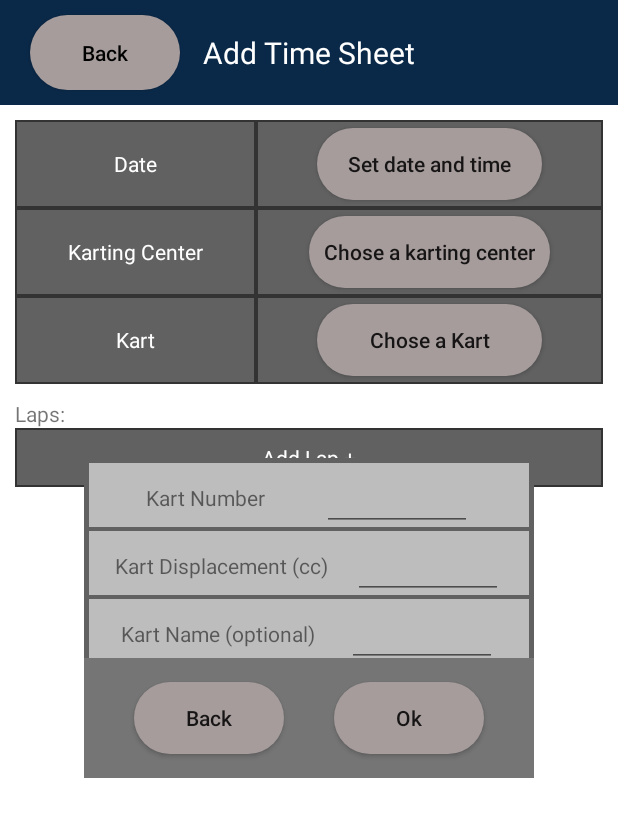
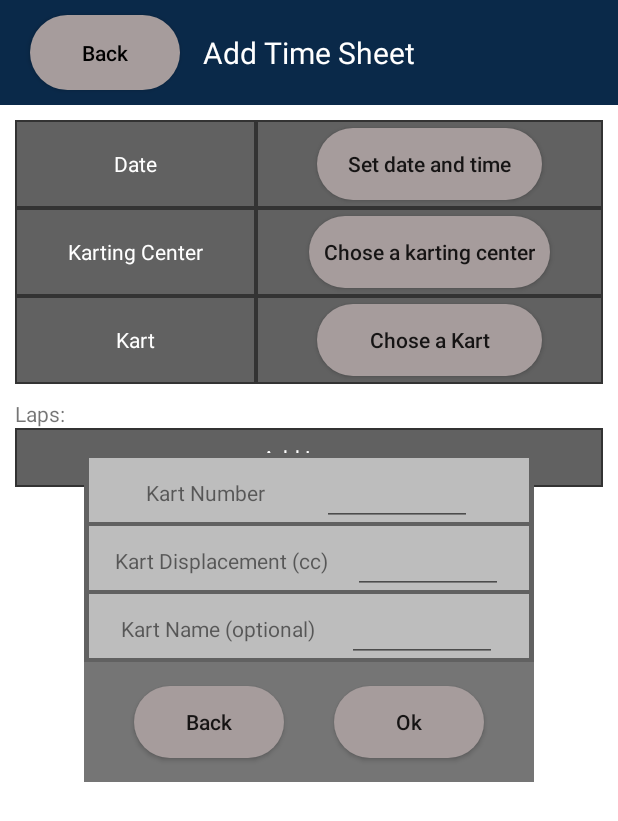
Before and after one commit to JQueimado/TimeSheets, an Android app: the AddActivity screen opened directly, with no data from a screen before it, after a tap on "Add Kart +", on a phone screen of 412 x 824 dp. Shown: the top 821 px of the screen. Run offline under Robolectric (Android 15) with nearby library versions, the phone set to English and light mode, and no system bars; 2 other taps on this screen came first.

Commit message:
Add kart UI improvements

```diff
--- a/GoKart/app/src/main/java/com/example/gokart/AddActivity.kt
+++ b/GoKart/app/src/main/java/com/example/gokart/AddActivity.kt
@@ -57,9 +57,17 @@ class AddActivity : AppCompatActivity(R.layout.activity_add){
     }
 
     fun onAddKartPress(){
+        val addKartFragment = AddKartFragment(this)
         supportFragmentManager.commit {
             setReorderingAllowed(true)
-            replace(R.id.picker_fragment, AddKartFragment())
+            replace(R.id.picker_fragment, addKartFragment)
+        }
+    }
+
+    fun onAddKartBackPress(){
+        supportFragmentManager.commit {
+            setReorderingAllowed(true)
+            replace(R.id.picker_fragment, kartPicker)
         }
     }
 
--- a/GoKart/app/src/main/java/com/example/gokart/AddKartFragment.kt
+++ b/GoKart/app/src/main/java/com/example/gokart/AddKartFragment.kt
@@ -5,8 +5,11 @@ import androidx.fragment.app.Fragment
 import android.view.LayoutInflater
 import android.view.View
 import android.view.ViewGroup
+import android.widget.Button
 
-class AddKartFragment : Fragment() {
+class AddKartFragment( parent : AddActivity ) : Fragment() {
+
+    val parent : AddActivity = parent
 
     override fun onCreate(savedInstanceState: Bundle?) {
         super.onCreate(savedInstanceState)
@@ -17,7 +20,19 @@ class AddKartFragment : Fragment() {
         savedInstanceState: Bundle?
     ): View? {
         // Inflate the layout for this fragment
-        return inflater.inflate(R.layout.fragment_add_kart, container, false)
+        val view : View = inflater.inflate(R.layout.fragment_add_kart, container, false)
+
+        //Back
+        view.findViewById<Button>(R.id.add_kart_back_button).setOnClickListener {
+            parent.onAddKartBackPress()
+        }
+
+        //OK
+        view.findViewById<Button>(R.id.add_kart_confirm_button).setOnClickListener {
+            parent.onAddKartBackPress()
+        }
+
+        return view
     }
 
 }
--- a/GoKart/app/src/main/res/layout/fragment_add_kart.xml
+++ b/GoKart/app/src/main/res/layout/fragment_add_kart.xml
@@ -18,10 +18,11 @@
         <!-- Picker -->
         <androidx.appcompat.widget.LinearLayoutCompat
             android:layout_width="match_parent"
-            android:layout_height="210dp"
+            android:layout_height="wrap_content"
             app:layout_constraintLeft_toLeftOf="parent"
             app:layout_constraintTop_toTopOf="parent"
-            android:layout_marginTop="3dp">
+            android:layout_marginTop="3dp"
+            android:paddingBottom="80dp">
 
             <LinearLayout
                 android:id="@+id/choose_kart_karts_list"
@@ -152,12 +153,12 @@
             >
 
             <androidx.appcompat.widget.AppCompatButton
-                android:id="@+id/choose_kart_back_button"
+                android:id="@+id/add_kart_back_button"
                 android:layout_width="100dp"
                 android:layout_height="wrap_content"
                 android:background="@drawable/nav_buttons_shape"
                 app:layout_constraintBottom_toBottomOf="parent"
-                app:layout_constraintEnd_toStartOf="@+id/choose_kart_confirm_button"
+                app:layout_constraintEnd_toStartOf="@+id/add_kart_confirm_button"
                 app:layout_constraintHorizontal_bias="0.5"
                 app:layout_constraintStart_toStartOf="parent"
                 app:layout_constraintTop_toTopOf="parent"
@@ -166,14 +167,14 @@
                 />
 
             <androidx.appcompat.widget.AppCompatButton
-                android:id="@+id/choose_kart_confirm_button"
+                android:id="@+id/add_kart_confirm_button"
                 android:layout_width="100dp"
                 android:layout_height="wrap_content"
                 android:background="@drawable/nav_buttons_shape"
                 app:layout_constraintBottom_toBottomOf="parent"
                 app:layout_constraintEnd_toEndOf="parent"
                 app:layout_constraintHorizontal_bias="0.5"
-                app:layout_constraintStart_toEndOf="@+id/choose_kart_back_button"
+                app:layout_constraintStart_toEndOf="@+id/add_kart_back_button"
                 app:layout_constraintTop_toTopOf="parent"
                 android:text="@string/add_confirm"
                 android:textAllCaps="false"
```
